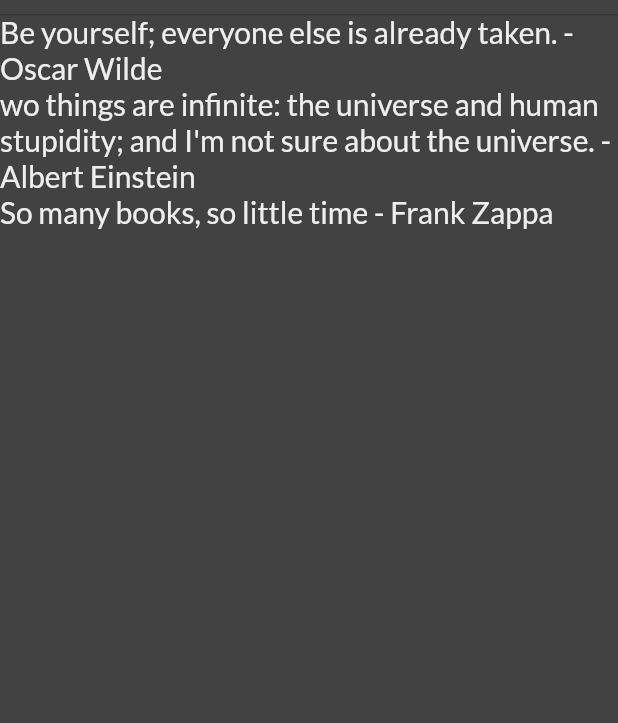
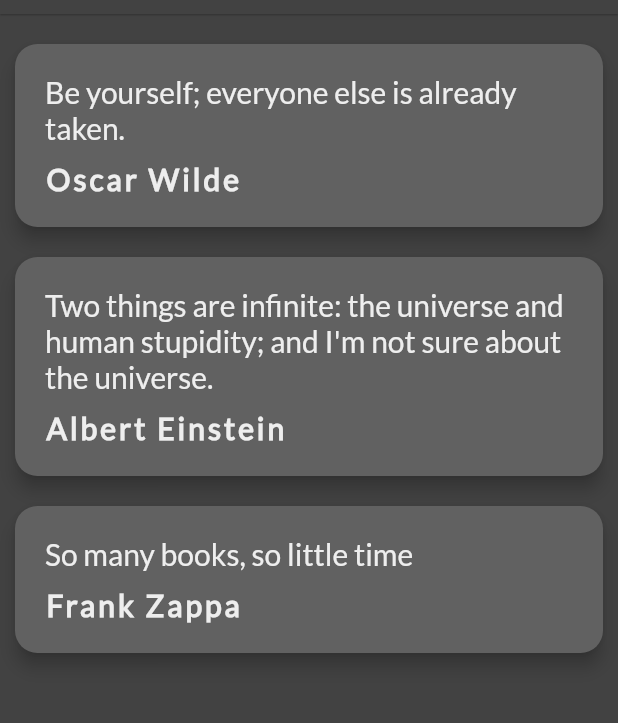
Before and after one commit to info2programmer/quotes-flutter, a Flutter app: the screen it shows after launch, on a phone screen of 412 x 824 dp, the part 70-793 px from its top. Run offline on Flutter 3.47's test engine with Material 2 defaults, Android fonts, the phone set to English and light mode, and no system bars.

Commit message:
Modified Card Design.

```diff
--- a/lib/main.dart
+++ b/lib/main.dart
@@ -19,9 +19,47 @@ class QuoteList extends StatefulWidget {
 class _QuoteListState extends State<QuoteList> {
   List<Quote> quotes = [
     Quote(text: "Be yourself; everyone else is already taken.", by :"Oscar Wilde"),
-    Quote(text: "wo things are infinite: the universe and human stupidity; and I\'m not sure about the universe.", by :"Albert Einstein"),
+    Quote(text: "Two things are infinite: the universe and human stupidity; and I\'m not sure about the universe.", by :"Albert Einstein"),
     Quote(text: "So many books, so little time", by :"Frank Zappa")
   ];
+
+  Widget quoteTemplate (quote){
+    return Card(
+        margin : EdgeInsets.fromLTRB(10.0, 20.0, 10.0, 0),
+      child: Padding(
+        padding: const EdgeInsets.all(20.0),
+        child: Column(
+          crossAxisAlignment: CrossAxisAlignment.start,
+          children: <Widget>[
+            Text(quote.text,
+              style:  TextStyle(
+                  fontFamily: 'Lato',
+                  fontSize: 20.0,
+                  color: Colors.grey[200],
+              ),),
+            const SizedBox(
+              height: 10.0,
+            ),
+            Text(quote.by,
+              style:  TextStyle(
+                  fontFamily: 'Lato',
+                  fontSize: 20.0,
+                  color: Colors.grey[200],
+                letterSpacing: 2.0,
+                fontWeight: FontWeight.bold
+              ),)
+          ],
+        ),
+      ),
+      color: Colors.grey[700],
+      elevation: 5.0,
+      shape: RoundedRectangleBorder(
+        borderRadius: BorderRadius.circular(15.0),
+      ),
+
+    );
+  }
+
   @override
   Widget build(BuildContext context) {
     return  Scaffold(
@@ -39,15 +77,8 @@ class _QuoteListState extends State<QuoteList> {
         backgroundColor: Colors.grey[800],
       ),
       body: Column(
-        crossAxisAlignment: CrossAxisAlignment.start,
-        children: quotes.map((e) => Text(
-            '${e.text} - ${e.by}',
-          style:  TextStyle(
-            fontFamily: 'Lato',
-            fontSize: 20.0,
-            color: Colors.grey[200]
-          ),
-        )).toList(),
+        crossAxisAlignment: CrossAxisAlignment.stretch,
+        children: quotes.map((e) => quoteTemplate(e)).toList(),
       ),
     );
   }
```
